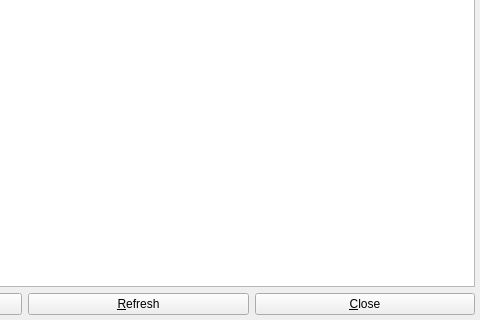
Qt form zuluMount-gui/mainwindow.ui (mhogomchungu/zuluCrypt) before a commit; both pictures show x 430 to 910 and y 157 to 477 of the 910 by 477 pixel window.
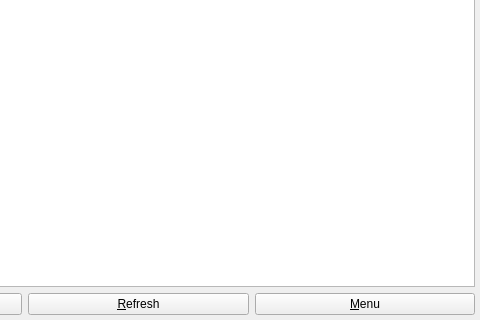
The same form after that commit. Icons and pictures are not drawn.

Commit message: show zuluMount-gui context menu from the trayicon on the GUI

```diff
--- a/zuluMount-gui/mainwindow.ui
+++ b/zuluMount-gui/mainwindow.ui
@@ -135,7 +135,7 @@
         <item>
          <widget class="QPushButton" name="pbclose">
           <property name="text">
-           <string>&amp;Close</string>
+           <string>&amp;Menu</string>
           </property>
          </widget>
         </item>
```
Left out of the diff: 4 changed lines with no effect on the pictures. The commit also changes 5 other files.
